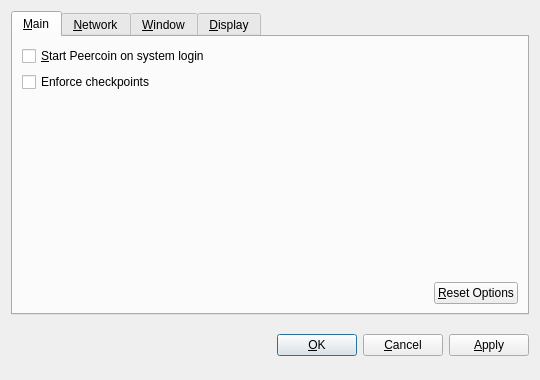
Before: the Qt Designer form src/qt/forms/optionsdialog.ui in lavb22/DaVinciCoin, drawn with Qt 5.
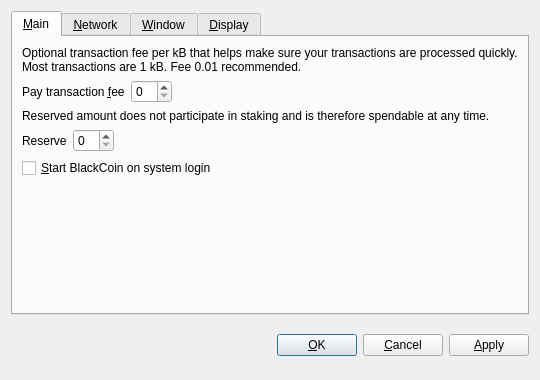
After: the same form once the commit is applied. Custom widgets are drawn as their Qt base class.

What changed in the file:
```diff
--- a/src/qt/forms/optionsdialog.ui
+++ b/src/qt/forms/optionsdialog.ui
@@ -30,23 +30,105 @@
        <string>&amp;Main</string>
       </attribute>
       <layout class="QVBoxLayout" name="verticalLayout_Main">
+       <item>
+        <widget class="QLabel" name="transactionFeeInfoLabel">
+         <property name="text">
+          <string>Optional transaction fee per kB that helps make sure your transactions are processed quickly. Most transactions are 1 kB. Fee 0.01 recommended.</string>
+         </property>
+         <property name="textFormat">
+          <enum>Qt::PlainText</enum>
+         </property>
+         <property name="wordWrap">
+          <bool>true</bool>
+         </property>
+        </widget>
+       </item>
+       <item>
+        <layout class="QHBoxLayout" name="horizontalLayoutFee">
+         <item>
+          <widget class="QLabel" name="transactionFeeLabel">
+           <property name="text">
+            <string>Pay transaction &amp;fee</string>
+           </property>
+           <property name="textFormat">
+            <enum>Qt::PlainText</enum>
+           </property>
+           <property name="buddy">
+            <cstring>transactionFee</cstring>
+           </property>
+          </widget>
+         </item>
+         <item>
+          <widget class="BitcoinAmountField" name="transactionFee"/>
+         </item>
+         <item>
+          <spacer name="horizontalSpacerFee">
+           <property name="orientation">
+            <enum>Qt::Horizontal</enum>
+           </property>
+           <property name="sizeHint" stdset="0">
+            <size>
+             <width>40</width>
+             <height>20</height>
+            </size>
+           </property>
+          </spacer>
+         </item>
+        </layout>
+       </item>
+       <item>
+        <widget class="QLabel" name="reserveBalanceInfoLabel">
+         <property name="text">
+          <string>Reserved amount does not participate in staking and is therefore spendable at any time.</string>
+         </property>
+         <property name="textFormat">
+          <enum>Qt::PlainText</enum>
+         </property>
+         <property name="wordWrap">
+          <bool>true</bool>
+         </property>
+        </widget>
+       </item>
+       <item>
+        <layout class="QHBoxLayout" name="horizontalLayoutReserveBalance">
+         <item>
+          <widget class="QLabel" name="reserveBalanceLabel">
+           <property name="text">
+            <string>Reserve</string>
+           </property>
+           <property name="textFormat">
+            <enum>Qt::PlainText</enum>
+           </property>
+           <property name="buddy">
+            <cstring>reserveBalance</cstring>
+           </property>
+          </widget>
+         </item>
+         <item>
+          <widget class="BitcoinAmountField" name="reserveBalance"/>
+         </item>
+         <item>
+          <spacer name="horizontalSpacerReserveBalance">
+           <property name="orientation">
+            <enum>Qt::Horizontal</enum>
+           </property>
+           <property name="sizeHint" stdset="0">
+            <size>
+             <width>40</width>
+             <height>20</height>
+            </size>
+           </property>
+          </spacer>
+         </item>
+        </layout>
+       </item>
        <item>
         <widget class="QCheckBox" name="bitcoinAtStartup">
          <property name="toolTip">
           <string>Automatically start Peercoin after logging in to the system.</string>
          </property>
          <property name="text">
-          <string>&amp;Start Peercoin on system login</string>
-         </property>
-        </widget>
-       </item>
-       <item>
-        <widget class="QCheckBox" name="checkpointEnforce">
-         <property name="toolTip">
-          <string>Check this box to follow the centrally issued checkpoints.</string>
-         </property>
-         <property name="text">
-          <string>Enforce checkpoints</string>
+          <string>&amp;Start BlackCoin on system login</string>
          </property>
         </widget>
        </item>
@@ -63,36 +145,6 @@
          </property>
         </spacer>
        </item>
-       <item>
-        <layout class="QHBoxLayout" name="horizontalLayout_2_Main">
-         <item>
-          <spacer name="horizontalSpacer_2_Main">
-           <property name="orientation">
-            <enum>Qt::Horizontal</enum>
-           </property>
-           <property name="sizeHint" stdset="0">
-            <size>
-             <width>40</width>
-             <height>20</height>
-            </size>
-           </property>
-          </spacer>
-         </item>
-         <item>
-          <widget class="QPushButton" name="resetButton">
-           <property name="toolTip">
-            <string>Reset all client options to default.</string>
-           </property>
-           <property name="text">
-            <string>&amp;Reset Options</string>
-           </property>
-           <property name="autoDefault">
-            <bool>false</bool>
-           </property>
-          </widget>
-         </item>
-        </layout>
-       </item>
       </layout>
      </widget>
      <widget class="QWidget" name="tabNetwork">
```
Left out of the diff: 49 changed lines with no effect on the pictures.
